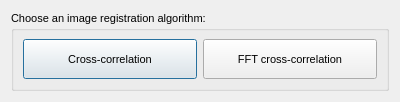
Above: dialogalign.ui from mlerotic/spectromicroscopy before the change. Below: the same form after it.
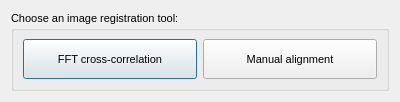
That is the form after the change.

Commit message: FFT cross-correlation alignment: Set as preferred alignment tool; bugfixes

The edit to the form file:
```diff
--- a/dialogalign.ui
+++ b/dialogalign.ui
@@ -29,28 +29,9 @@
       </font>
      </property>
      <property name="title">
-      <string>Choose an image registration algorithm:</string>
+      <string>Choose an image registration tool:</string>
      </property>
      <layout class="QHBoxLayout" name="horizontalLayout_3">
-      <item>
-       <widget class="QPushButton" name="bt_align">
-        <property name="minimumSize">
-         <size>
-          <width>0</width>
-          <height>40</height>
-         </size>
-        </property>
-        <property name="font">
-         <font>
-          <family>Ubuntu</family>
-          <pointsize>8</pointsize>
-         </font>
-        </property>
-        <property name="text">
-         <string>Cross-correlation</string>
-        </property>
-       </widget>
-      </item>
       <item>
        <widget class="QPushButton" name="bt_align2">
         <property name="minimumSize">
@@ -70,6 +51,25 @@
         </property>
        </widget>
       </item>
+      <item>
+       <widget class="QPushButton" name="bt_align">
+        <property name="minimumSize">
+         <size>
+          <width>0</width>
+          <height>40</height>
+         </size>
+        </property>
+        <property name="font">
+         <font>
+          <family>Ubuntu</family>
+          <pointsize>8</pointsize>
+         </font>
+        </property>
+        <property name="text">
+         <string>Manual alignment</string>
+        </property>
+       </widget>
+      </item>
      </layout>
     </widget>
    </item>
```
The commit also changes 1 other file.
